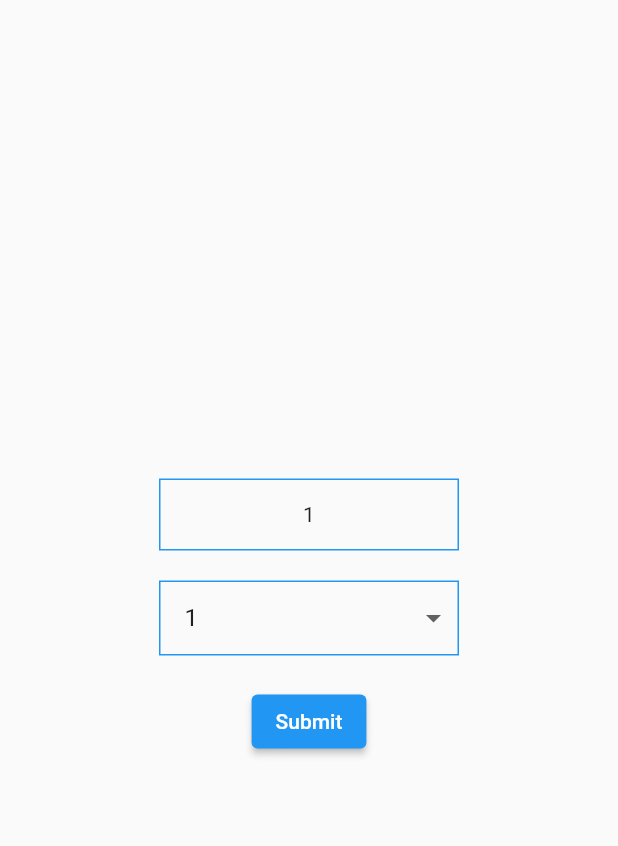
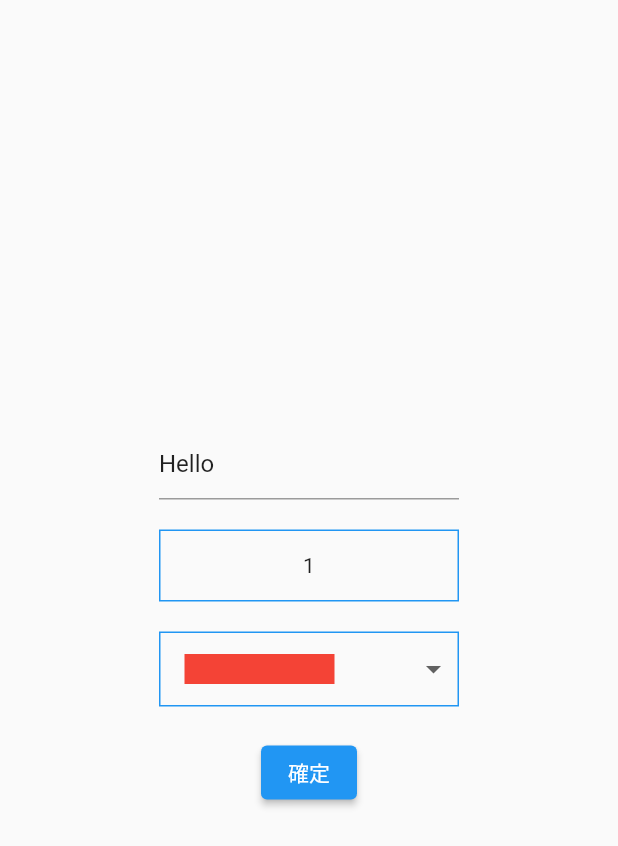
Before and after one commit to ukkey0518/custom_form_sample, a Flutter app: the screen it shows after launch, on a phone screen of 412 x 824 dp. Shown: the top 846 px of the screen. Run offline on Flutter 3.47's test engine with Material 2 defaults, Android fonts, the phone set to English and light mode, and no system bars.

Commit message:
Add TextFormField

```diff
--- a/lib/main.dart
+++ b/lib/main.dart
@@ -17,9 +17,20 @@ class Home extends StatelessWidget {
   @override
   Widget build(BuildContext context) {
     final formKey = GlobalKey<FormState>();
-    const values = [1, 2, 3, 4, 5, 11, 12, 13, 14, 15];
-    var currentRandomNumberPickerValue = values[0];
-    var currentSimpleDropdownValue = values[0];
+
+    var currentText = 'Hello';
+
+    const numbers = [1, 2, 3, 4, 5, 11, 12, 13, 14, 15];
+    var currentNumber = numbers[0];
+
+    const colors = [
+      Colors.red,
+      Colors.green,
+      Colors.blue,
+      Colors.yellow,
+      Colors.purple,
+    ];
+    var currentColor = colors[0];
 
     return Scaffold(
       body: Center(
@@ -28,32 +39,56 @@ class Home extends StatelessWidget {
           child: Column(
             mainAxisAlignment: MainAxisAlignment.center,
             children: [
+              // テキスト入力欄
+              SizedBox(
+                width: 200,
+                child: TextFormField(
+                  initialValue: currentText,
+                  onChanged: (value) => currentText = value,
+                  validator: (value) {
+                    if (value == null || value.isEmpty) {
+                      return '必須項目です。';
+                    }
+                    if (value.length <= 3) {
+                      return '3文字以上入力してください。';
+                    }
+                    return null;
+                  },
+                ),
+              ),
+              const SizedBox(height: 20),
+              // ランダム数字選択欄
               RandomNumberPickerForm(
-                values: values,
-                initialValue: currentRandomNumberPickerValue,
-                onChanged: (value) => currentRandomNumberPickerValue = value,
+                values: numbers,
+                initialValue: currentNumber,
+                onChanged: (value) => currentNumber = value,
                 validator: (value) {
                   if (value == null) {
-                    return 'Please select a value.';
+                    return '必須項目です。';
                   }
                   if (value % 2 == 0) {
-                    return 'Even numbers are not allowed.';
+                    return '偶数は選択できません。';
                   }
                   return null;
                 },
               ),
               const SizedBox(height: 20),
+              // カラー選択欄
               SimpleDropdownForm(
-                values: values,
-                initialValue: currentSimpleDropdownValue,
-                onChanged: (value) => currentSimpleDropdownValue =
-                    value ?? currentSimpleDropdownValue,
+                values: colors,
+                initialValue: currentColor,
+                onChanged: (value) => currentColor = value ?? currentColor,
+                itemBuilder: (context, value) => Container(
+                  width: 100,
+                  height: 20,
+                  color: value,
+                ),
                 validator: (value) {
                   if (value == null) {
-                    return 'Please select a value.';
+                    return '必須項目です。';
                   }
-                  if (value % 2 == 1) {
-                    return 'Odd numbers are not allowed.';
+                  if (value == Colors.red) {
+                    return '赤は選択できません。';
                   }
                   return null;
                 },
@@ -68,10 +103,13 @@ class Home extends StatelessWidget {
                     duration: const Duration(milliseconds: 300),
                     backgroundColor: Theme.of(context).primaryColor,
                     content: Text(
-                        'Submitted!: $currentRandomNumberPickerValue, $currentSimpleDropdownValue'),
+                      'テキスト: $currentText, '
+                      '数字: $currentNumber, '
+                      'カラー: $currentColor',
+                    ),
                   ));
                 },
-                child: const Text('Submit'),
+                child: const Text('確定'),
               ),
             ],
           ),
```
